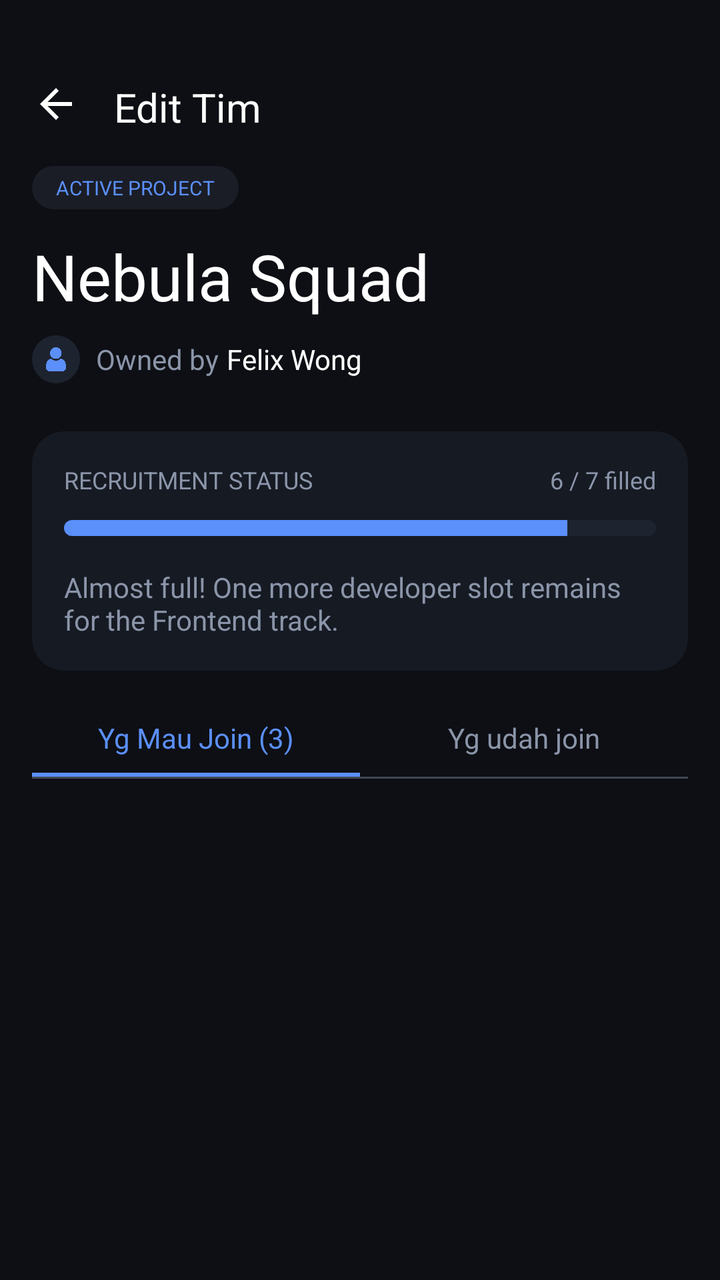
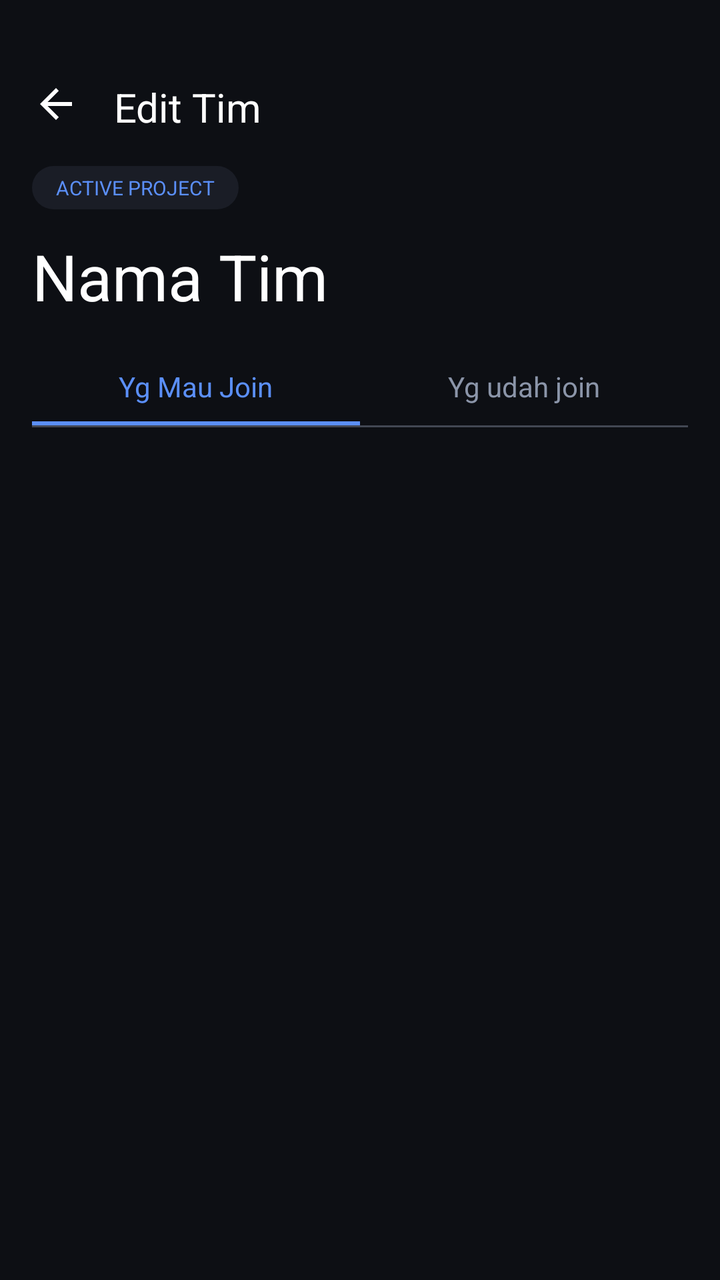

An Android layout rendered at two revisions. The XML below is the earlier revision; the diff shows what the commit changed to produce the second picture.
<!-- AndroidManifest.xml: application theme Theme.Joko -->
<!-- res/layout/activity_manage_applicants.xml -->
<?xml version="1.0" encoding="utf-8"?>
<LinearLayout xmlns:android="http://schemas.android.com/apk/res/android"
    xmlns:app="http://schemas.android.com/apk/res-auto"
    android:layout_width="match_parent"
    android:layout_height="match_parent"
    android:background="@color/bg_base"
    android:orientation="vertical">

    
    <RelativeLayout
        android:layout_width="match_parent"
        android:layout_height="wrap_content"
        android:minHeight="56dp"
        android:paddingTop="40dp"
        android:paddingHorizontal="16dp">

        <ImageView
            android:id="@+id/btn_back"
            android:layout_width="24dp"
            android:layout_height="24dp"
            android:src="@drawable/abc_ic_ab_back_material"
            app:tint="@color/white" />

        <TextView
            android:layout_width="wrap_content"
            android:layout_height="wrap_content"
            android:layout_marginStart="17dp"
            android:layout_toEndOf="@id/btn_back"
            android:fontFamily="sans-serif-black"
            android:text="Edit Tim"
            android:textColor="@color/white"
            android:textSize="20sp" />
    </RelativeLayout>

    <androidx.core.widget.NestedScrollView
        android:layout_width="match_parent"
        android:layout_height="match_parent">

        <LinearLayout
            android:layout_width="match_parent"
            android:layout_height="wrap_content"
            android:orientation="vertical"
            android:padding="16dp">

            <TextView
                android:layout_width="wrap_content"
                android:layout_height="wrap_content"
                android:background="@drawable/bg_status_badge"
                android:backgroundTint="#1A1D26"
                android:paddingHorizontal="12dp"
                android:paddingVertical="4dp"
                android:text="ACTIVE PROJECT"
                android:textColor="@color/primary"
                android:textSize="10sp"
                android:fontFamily="sans-serif-black" />

            <TextView
                android:layout_width="wrap_content"
                android:layout_height="wrap_content"
                android:layout_marginTop="12dp"
                android:fontFamily="sans-serif-black"
                android:text="Nebula Squad"
                android:textColor="@color/white"
                android:textSize="32sp" />

            <LinearLayout
                android:layout_width="wrap_content"
                android:layout_height="wrap_content"
                android:layout_marginTop="8dp"
                android:gravity="center_vertical"
                android:orientation="horizontal">

                <com.google.android.material.imageview.ShapeableImageView
                    android:layout_width="24dp"
                    android:layout_height="24dp"
                    android:src="@drawable/default_avatar"
                    app:shapeAppearanceOverlay="@style/CircleImage" />

                <TextView
                    android:layout_width="wrap_content"
                    android:layout_height="wrap_content"
                    android:layout_marginStart="8dp"
                    android:text="Owned by"
                    android:textColor="@color/text_secondary"
                    android:textSize="14sp" />

                <TextView
                    android:layout_width="wrap_content"
                    android:layout_height="wrap_content"
                    android:layout_marginStart="4dp"
                    android:fontFamily="sans-serif-black"
                    android:text="Felix Wong"
                    android:textColor="@color/white"
                    android:textSize="14sp" />
            </LinearLayout>

            
            <androidx.cardview.widget.CardView
                android:layout_width="match_parent"
                android:layout_height="wrap_content"
                android:layout_marginTop="24dp"
                app:cardBackgroundColor="@color/bg_surface"
                app:cardCornerRadius="16dp"
                app:cardElevation="0dp"
                app:contentPadding="16dp">

                <LinearLayout
                    android:layout_width="match_parent"
                    android:layout_height="wrap_content"
                    android:orientation="vertical">

                    <RelativeLayout
                        android:layout_width="match_parent"
                        android:layout_height="wrap_content">

                        <TextView
                            android:layout_width="wrap_content"
                            android:layout_height="wrap_content"
                            android:text="RECRUITMENT STATUS"
                            android:textColor="@color/text_secondary"
                            android:textSize="12sp"
                            android:fontFamily="sans-serif-black" />

                        <TextView
                            android:layout_width="wrap_content"
                            android:layout_height="wrap_content"
                            android:layout_alignParentEnd="true"
                            android:text="6 / 7 filled"
                            android:textColor="@color/text_secondary"
                            android:textSize="12sp" />
                    </RelativeLayout>

                    <ProgressBar
                        style="@android:style/Widget.ProgressBar.Horizontal"
                        android:layout_width="match_parent"
                        android:layout_height="8dp"
                        android:layout_marginTop="12dp"
                        android:progress="85"
                        android:progressDrawable="@drawable/custom_progress_bar" />

                    <TextView
                        android:id="@+id/tv_status_note"
                        android:layout_width="match_parent"
                        android:layout_height="wrap_content"
                        android:layout_marginTop="16dp"
                        android:text="Almost full! One more developer slot remains for the Frontend track."
                        android:textColor="@color/text_secondary"
                        android:textSize="14sp" />
                </LinearLayout>
            </androidx.cardview.widget.CardView>

            
            <LinearLayout
                android:layout_width="match_parent"
                android:layout_height="wrap_content"
                android:layout_marginTop="24dp"
                android:orientation="horizontal">

                <LinearLayout
                    android:id="@+id/tab_applicants"
                    android:layout_width="0dp"
                    android:layout_height="wrap_content"
                    android:layout_weight="1"
                    android:gravity="center"
                    android:orientation="vertical">

                    <TextView
                        android:id="@+id/tv_tab_applicants"
                        android:layout_width="wrap_content"
                        android:layout_height="wrap_content"
                        android:fontFamily="sans-serif-black"
                        android:text="Yg Mau Join (3)"
                        android:textColor="@color/primary"
                        android:textSize="14sp" />

                    <View
                        android:id="@+id/indicator_applicants"
                        android:layout_width="match_parent"
                        android:layout_height="2dp"
                        android:layout_marginTop="8dp"
                        android:background="@color/primary" />
                </LinearLayout>

                <LinearLayout
                    android:id="@+id/tab_members"
                    android:layout_width="0dp"
                    android:layout_height="wrap_content"
                    android:layout_weight="1"
                    android:gravity="center"
                    android:orientation="vertical">

                    <TextView
                        android:id="@+id/tv_tab_members"
                        android:layout_width="wrap_content"
                        android:layout_height="wrap_content"
                        android:fontFamily="sans-serif-medium"
                        android:text="Yg udah join"
                        android:textColor="@color/text_secondary"
                        android:textSize="14sp" />

                    <View
                        android:id="@+id/indicator_members"
                        android:layout_width="match_parent"
                        android:layout_height="2dp"
                        android:layout_marginTop="8dp"
                        android:background="@color/primary"
                        android:visibility="invisible" />
                </LinearLayout>
            </LinearLayout>

            <View
                android:layout_width="match_parent"
                android:layout_height="1dp"
                android:background="@color/outline_variant" />

            
            <LinearLayout
                android:id="@+id/container_content"
                android:layout_width="match_parent"
                android:layout_height="wrap_content"
                android:layout_marginTop="16dp"
                android:orientation="vertical">
                
            </LinearLayout>

        </LinearLayout>
    </androidx.core.widget.NestedScrollView>

</LinearLayout>
<!-- resources referenced by this layout -->
<resources>
  <color name="bg_base">#0D0F14</color>
  <color name="bg_surface">#161A23</color>
  <color name="outline_variant">#424753</color>
  <color name="primary">#5B8FF9</color>
  <color name="text_secondary">#8B95A9</color>
  <color name="white">#FFFFFFFF</color>
  <!-- drawable bg_status_badge (drawable) -->
  <?xml version="1.0" encoding="utf-8"?>
  <shape xmlns:android="http://schemas.android.com/apk/res/android">
      <solid android:color="#1A1D26" />
      <corners android:radius="12dp" />
  </shape>
  <!-- drawable custom_progress_bar (drawable) -->
  <?xml version="1.0" encoding="utf-8"?>
  <layer-list xmlns:android="http://schemas.android.com/apk/res/android">
      <item android:id="@android:id/background">
          <shape>
              <corners android:radius="4dp" />
              <solid android:color="@color/bg_elevated" />
          </shape>
      </item>
      <item android:id="@android:id/progress">
          <clip>
              <shape>
                  <corners android:radius="4dp" />
                  <solid android:color="@color/primary" />
              </shape>
          </clip>
      </item>
  </layer-list>
  <!-- drawable default_avatar: png bitmap (drawable, 5936 bytes) -->
  <style name="CircleImage">
          <item name="cornerSize">50%</item>
      </style>
  <style name="Theme.Joko" parent="Base.Theme.Joko" />
  <color name="bg_elevated">#1E2330</color>
  <style name="Base.Theme.Joko" parent="Theme.Material3.DayNight.NoActionBar">
          <item name="colorPrimary">@color/primary</item>
          <item name="android:statusBarColor">@color/bg_base</item>
          <item name="android:windowBackground">@color/bg_base</item>
  
          
          <item name="fontFamily">@font/font_body</item>
  
          <item name="textAppearanceHeadlineLarge">@style/TextAppearance.App.HeadlineLarge</item>
          <item name="textAppearanceHeadlineMedium">@style/TextAppearance.App.HeadlineMedium</item>
          <item name="textAppearanceHeadlineSmall">@style/TextAppearance.App.HeadlineSmall</item>
          <item name="textAppearanceTitleLarge">@style/TextAppearance.App.TitleLarge</item>
      </style>
  <style name="TextAppearance.App.HeadlineLarge" parent="TextAppearance.Material3.HeadlineLarge">
          <item name="fontFamily">@font/font_headlines</item>
          <item name="android:fontFamily">@font/font_headlines</item>
      </style>
  <style name="TextAppearance.App.HeadlineMedium" parent="TextAppearance.Material3.HeadlineMedium">
          <item name="fontFamily">@font/font_headlines</item>
          <item name="android:fontFamily">@font/font_headlines</item>
      </style>
  <style name="TextAppearance.App.HeadlineSmall" parent="TextAppearance.Material3.HeadlineSmall">
          <item name="fontFamily">@font/font_headlines</item>
          <item name="android:fontFamily">@font/font_headlines</item>
      </style>
  <style name="TextAppearance.App.TitleLarge" parent="TextAppearance.Material3.TitleLarge">
          <item name="fontFamily">@font/font_headlines</item>
          <item name="android:fontFamily">@font/font_headlines</item>
          <item name="android:textStyle">bold</item>
      </style>
</resources>

<!-- the commit's change to res/layout/activity_manage_applicants.xml (unified diff, before → after) -->
@@ -34,7 +34,8 @@
 
     <androidx.core.widget.NestedScrollView
         android:layout_width="match_parent"
-        android:layout_height="match_parent">
+        android:layout_height="match_parent"
+        android:fillViewport="true">
 
         <LinearLayout
             android:layout_width="match_parent"
@@ -55,99 +56,14 @@
                 android:fontFamily="sans-serif-black" />
 
             <TextView
+                android:id="@+id/tv_team_name_header"
                 android:layout_width="wrap_content"
                 android:layout_height="wrap_content"
                 android:layout_marginTop="12dp"
                 android:fontFamily="sans-serif-black"
-                android:text="Nebula Squad"
+                android:text="Nama Tim"
                 android:textColor="@color/white"
                 android:textSize="32sp" />
-
-            <LinearLayout
-                android:layout_width="wrap_content"
-                android:layout_height="wrap_content"
-                android:layout_marginTop="8dp"
-                android:gravity="center_vertical"
-                android:orientation="horizontal">
-
-                <com.google.android.material.imageview.ShapeableImageView
-                    android:layout_width="24dp"
-                    android:layout_height="24dp"
-                    android:src="@drawable/default_avatar"
-                    app:shapeAppearanceOverlay="@style/CircleImage" />
-
-                <TextView
-                    android:layout_width="wrap_content"
-                    android:layout_height="wrap_content"
-                    android:layout_marginStart="8dp"
-                    android:text="Owned by"
-                    android:textColor="@color/text_secondary"
-                    android:textSize="14sp" />
-
-                <TextView
-                    android:layout_width="wrap_content"
-                    android:layout_height="wrap_content"
-                    android:layout_marginStart="4dp"
-                    android:fontFamily="sans-serif-black"
-                    android:text="Felix Wong"
-                    android:textColor="@color/white"
-                    android:textSize="14sp" />
-            </LinearLayout>
-
-            
-            <androidx.cardview.widget.CardView
-                android:layout_width="match_parent"
-                android:layout_height="wrap_content"
-                android:layout_marginTop="24dp"
-                app:cardBackgroundColor="@color/bg_surface"
-                app:cardCornerRadius="16dp"
-                app:cardElevation="0dp"
-                app:contentPadding="16dp">
-
-                <LinearLayout
-                    android:layout_width="match_parent"
-                    android:layout_height="wrap_content"
-                    android:orientation="vertical">
-
-                    <RelativeLayout
-                        android:layout_width="match_parent"
-                        android:layout_height="wrap_content">
-
-                        <TextView
-                            android:layout_width="wrap_content"
-                            android:layout_height="wrap_content"
-                            android:text="RECRUITMENT STATUS"
-                            android:textColor="@color/text_secondary"
-                            android:textSize="12sp"
-                            android:fontFamily="sans-serif-black" />
-
-                        <TextView
-                            android:layout_width="wrap_content"
-                            android:layout_height="wrap_content"
-                            android:layout_alignParentEnd="true"
-                            android:text="6 / 7 filled"
-                            android:textColor="@color/text_secondary"
-                            android:textSize="12sp" />
-                    </RelativeLayout>
-
-                    <ProgressBar
-                        style="@android:style/Widget.ProgressBar.Horizontal"
-                        android:layout_width="match_parent"
-                        android:layout_height="8dp"
-                        android:layout_marginTop="12dp"
-                        android:progress="85"
-                        android:progressDrawable="@drawable/custom_progress_bar" />
-
-                    <TextView
-                        android:id="@+id/tv_status_note"
-                        android:layout_width="match_parent"
-                        android:layout_height="wrap_content"
-                        android:layout_marginTop="16dp"
-                        android:text="Almost full! One more developer slot remains for the Frontend track."
-                        android:textColor="@color/text_secondary"
-                        android:textSize="14sp" />
-                </LinearLayout>
-            </androidx.cardview.widget.CardView>
 
             
             <LinearLayout
@@ -162,14 +78,16 @@
                     android:layout_height="wrap_content"
                     android:layout_weight="1"
                     android:gravity="center"
-                    android:orientation="vertical">
+                    android:orientation="vertical"
+                    android:clickable="true"
+                    android:focusable="true">
 
                     <TextView
                         android:id="@+id/tv_tab_applicants"
                         android:layout_width="wrap_content"
                         android:layout_height="wrap_content"
                         android:fontFamily="sans-serif-black"
-                        android:text="Yg Mau Join (3)"
+                        android:text="Yg Mau Join"
                         android:textColor="@color/primary"
                         android:textSize="14sp" />
 
@@ -187,7 +105,9 @@
                     android:layout_height="wrap_content"
                     android:layout_weight="1"
                     android:gravity="center"
-                    android:orientation="vertical">
+                    android:orientation="vertical"
+                    android:clickable="true"
+                    android:focusable="true">
 
                     <TextView
                         android:id="@+id/tv_tab_members"
@@ -213,15 +133,27 @@
                 android:layout_height="1dp"
                 android:background="@color/outline_variant" />
 
-            
-            <LinearLayout
-                android:id="@+id/container_content"
+            <FrameLayout
                 android:layout_width="match_parent"
-                android:layout_height="wrap_content"
-                android:layout_marginTop="16dp"
-                android:orientation="vertical">
-                
-            </LinearLayout>
+                android:layout_height="match_parent"
+                android:layout_marginTop="16dp">
+
+                <androidx.recyclerview.widget.RecyclerView
+                    android:id="@+id/rv_team_members"
+                    android:layout_width="match_parent"
+                    android:layout_height="wrap_content"
+                    android:nestedScrollingEnabled="false" />
+
+                <TextView
+                    android:id="@+id/tv_empty_state"
+                    android:layout_width="wrap_content"
+                    android:layout_height="wrap_content"
+                    android:layout_gravity="center_horizontal"
+                    android:layout_marginTop="48dp"
+                    android:text="Belum ada data"
+                    android:textColor="@color/text_secondary"
+                    android:visibility="gone" />
+            </FrameLayout>
 
         </LinearLayout>
     </androidx.core.widget.NestedScrollView>
<!-- resource entries referenced after the edit -->
@@ -1,7 +1,6 @@
 <!-- resources referenced by this layout -->
 <resources>
   <color name="bg_base">#0D0F14</color>
-  <color name="bg_surface">#161A23</color>
   <color name="outline_variant">#424753</color>
   <color name="primary">#5B8FF9</color>
   <color name="text_secondary">#8B95A9</color>
@@ -12,30 +11,7 @@
       <solid android:color="#1A1D26" />
       <corners android:radius="12dp" />
   </shape>
-  <!-- drawable custom_progress_bar (drawable) -->
-  <?xml version="1.0" encoding="utf-8"?>
-  <layer-list xmlns:android="http://schemas.android.com/apk/res/android">
-      <item android:id="@android:id/background">
-          <shape>
-              <corners android:radius="4dp" />
-              <solid android:color="@color/bg_elevated" />
-          </shape>
-      </item>
-      <item android:id="@android:id/progress">
-          <clip>
-              <shape>
-                  <corners android:radius="4dp" />
-                  <solid android:color="@color/primary" />
-              </shape>
-          </clip>
-      </item>
-  </layer-list>
-  <!-- drawable default_avatar: png bitmap (drawable, 5936 bytes) -->
-  <style name="CircleImage">
-          <item name="cornerSize">50%</item>
-      </style>
   <style name="Theme.Joko" parent="Base.Theme.Joko" />
-  <color name="bg_elevated">#1E2330</color>
   <style name="Base.Theme.Joko" parent="Theme.Material3.DayNight.NoActionBar">
           <item name="colorPrimary">@color/primary</item>
           <item name="android:statusBarColor">@color/bg_base</item>
